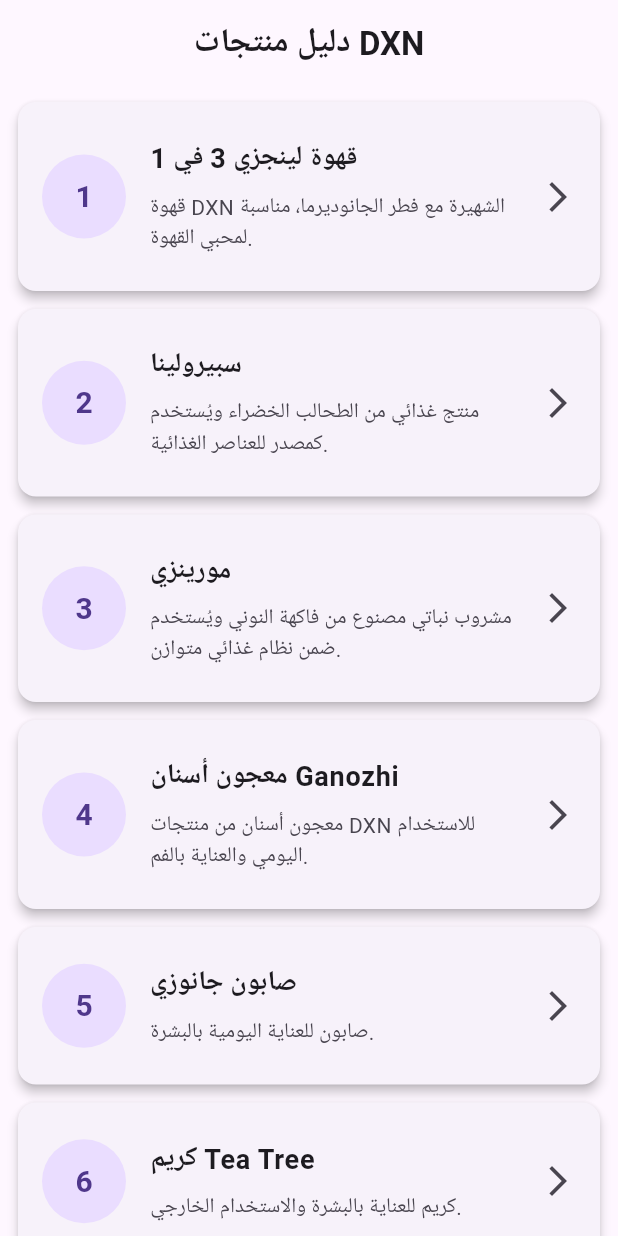
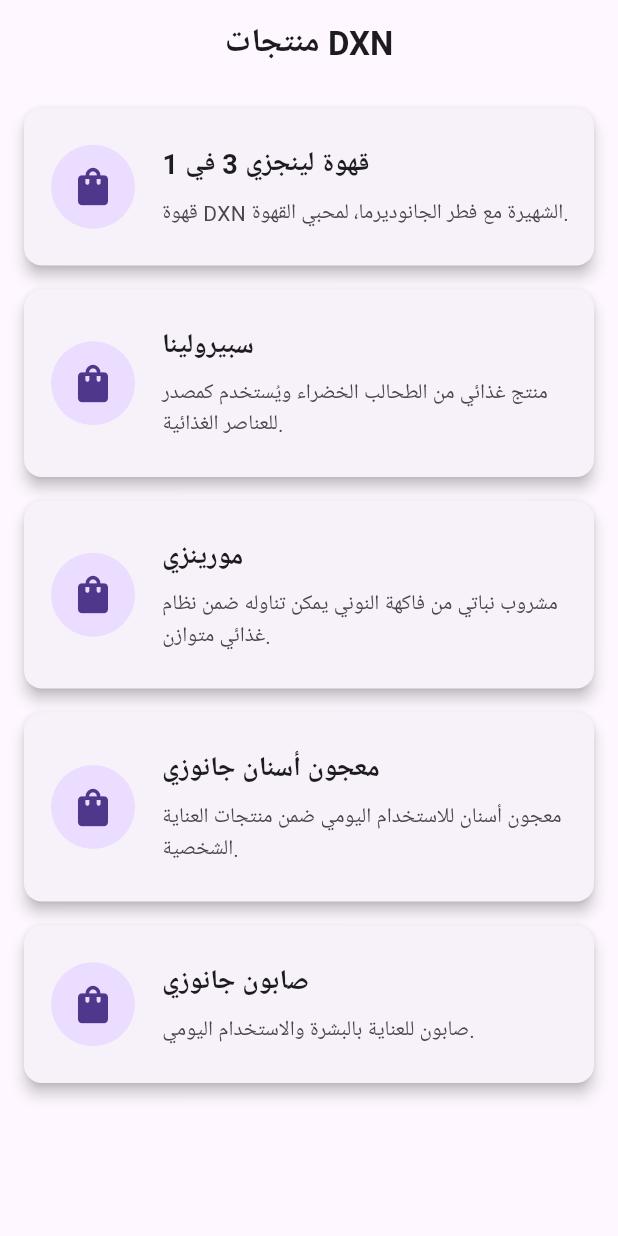
Before and after one commit to azf342-bit/dxn_products_app, a Flutter app: the screen it shows after launch, on a phone screen of 412 x 824 dp. Run offline on Flutter 3.47's test engine with Material 3 defaults, Android fonts, the phone set to English and light mode, and no system bars.

Commit message:
Update main.dart

```diff
--- a/lib/main.dart
+++ b/lib/main.dart
@@ -11,7 +11,7 @@ class DxnProductsApp extends StatelessWidget {
   Widget build(BuildContext context) {
     return MaterialApp(
       debugShowCheckedModeBanner: false,
-      title: 'دليل منتجات DXN',
+      title: 'منتجات DXN',
       theme: ThemeData(
         primarySwatch: Colors.green,
         useMaterial3: true,
@@ -24,11 +24,11 @@ class DxnProductsApp extends StatelessWidget {
 class HomePage extends StatelessWidget {
   const HomePage({super.key});
 
-  final List<Map<String, String>> products = const [
+  static const List<Map<String, String>> products = [
     {
       'name': 'قهوة لينجزي 3 في 1',
       'description':
-          'قهوة DXN الشهيرة مع فطر الجانوديرما، مناسبة لمحبي القهوة.',
+          'قهوة DXN الشهيرة مع فطر الجانوديرما، لمحبي القهوة.',
     },
     {
       'name': 'سبيرولينا',
@@ -38,22 +38,17 @@ class HomePage extends StatelessWidget {
     {
       'name': 'مورينزي',
       'description':
-          'مشروب نباتي مصنوع من فاكهة النوني ويُستخدم ضمن نظام غذائي متوازن.',
+          'مشروب نباتي من فاكهة النوني يمكن تناوله ضمن نظام غذائي متوازن.',
     },
     {
-      'name': 'معجون أسنان Ganozhi',
+      'name': 'معجون أسنان جانوزي',
       'description':
-          'معجون أسنان من منتجات DXN للاستخدام اليومي والعناية بالفم.',
+          'معجون أسنان للاستخدام اليومي ضمن منتجات العناية الشخصية.',
     },
     {
       'name': 'صابون جانوزي',
       'description':
-          'صابون للعناية اليومية بالبشرة.',
-    },
-    {
-      'name': 'كريم Tea Tree',
-      'description':
-          'كريم للعناية بالبشرة والاستخدام الخارجي.',
+          'صابون للعناية بالبشرة والاستخدام اليومي.',
     },
   ];
 
@@ -62,30 +57,29 @@ class HomePage extends StatelessWidget {
     return Scaffold(
       appBar: AppBar(
         title: const Text(
-          'دليل منتجات DXN',
-          style: TextStyle(fontWeight: FontWeight.bold),
+          'منتجات DXN',
+          style: TextStyle(
+            fontWeight: FontWeight.bold,
+          ),
         ),
         centerTitle: true,
       ),
       body: ListView.builder(
-        padding: const EdgeInsets.all(12),
+        padding: const EdgeInsets.all(16),
         itemCount: products.length,
         itemBuilder: (context, index) {
           final product = products[index];
 
           return Card(
-            margin: const EdgeInsets.only(bottom: 12),
-            elevation: 3,
+            margin: const EdgeInsets.only(bottom: 16),
+            elevation: 4,
             child: ListTile(
               contentPadding: const EdgeInsets.all(16),
-              leading: CircleAvatar(
-                radius: 28,
-                child: Text(
-                  '${index + 1}',
-                  style: const TextStyle(
-                    fontSize: 20,
-                    fontWeight: FontWeight.bold,
-                  ),
+              leading: const CircleAvatar(
+                radius: 30,
+                child: Icon(
+                  Icons.shopping_bag,
+                  size: 30,
                 ),
               ),
               title: Text(
@@ -99,10 +93,11 @@ class HomePage extends StatelessWidget {
                 padding: const EdgeInsets.only(top: 8),
                 child: Text(
                   product['description']!,
-                  style: const TextStyle(fontSize: 14),
+                  style: const TextStyle(
+                    fontSize: 14,
+                  ),
                 ),
               ),
-              trailing: const Icon(Icons.arrow_forward_ios),
               onTap: () {
                 Navigator.push(
                   context,
@@ -141,49 +136,35 @@ class ProductPage extends StatelessWidget {
       body: Padding(
         padding: const EdgeInsets.all(20),
         child: Column(
-          crossAxisAlignment: CrossAxisAlignment.start,
+          crossAxisAlignment: CrossAxisAlignment.stretch,
           children: [
-            Center(
-              child: CircleAvatar(
-                radius: 60,
-                child: Text(
-                  name.substring(0, 1),
-                  style: const TextStyle(
-                    fontSize: 45,
-                    fontWeight: FontWeight.bold,
-                  ),
-                ),
-              ),
+            const Icon(
+              Icons.shopping_bag,
+              size: 100,
             ),
-            const SizedBox(height: 25),
+            const SizedBox(height: 20),
             Text(
               name,
+              textAlign: TextAlign.center,
               style: const TextStyle(
                 fontSize: 26,
                 fontWeight: FontWeight.bold,
               ),
             ),
-            const SizedBox(height: 15),
+            const SizedBox(height: 20),
             Text(
               description,
+              textAlign: TextAlign.center,
               style: const TextStyle(
                 fontSize: 18,
-                height: 1.6,
               ),
             ),
             const SizedBox(height: 30),
-            SizedBox(
-              width: double.infinity,
-              child: ElevatedButton.icon(
-                onPressed: () {
-                  ScaffoldMessenger.of(context).showSnackBar(
-                    const SnackBar(
-                      content: Text('سيتم إضافة رابط المنتج لاحقًا'),
-                    ),
-                  );
-                },
-                icon: const Icon(Icons.link),
-                label: const Text('رابط المنتج'),
+            ElevatedButton(
+              onPressed: () {},
+              child: const Text(
+                'معرفة المزيد',
+                style: TextStyle(fontSize: 18),
               ),
             ),
           ],
```
